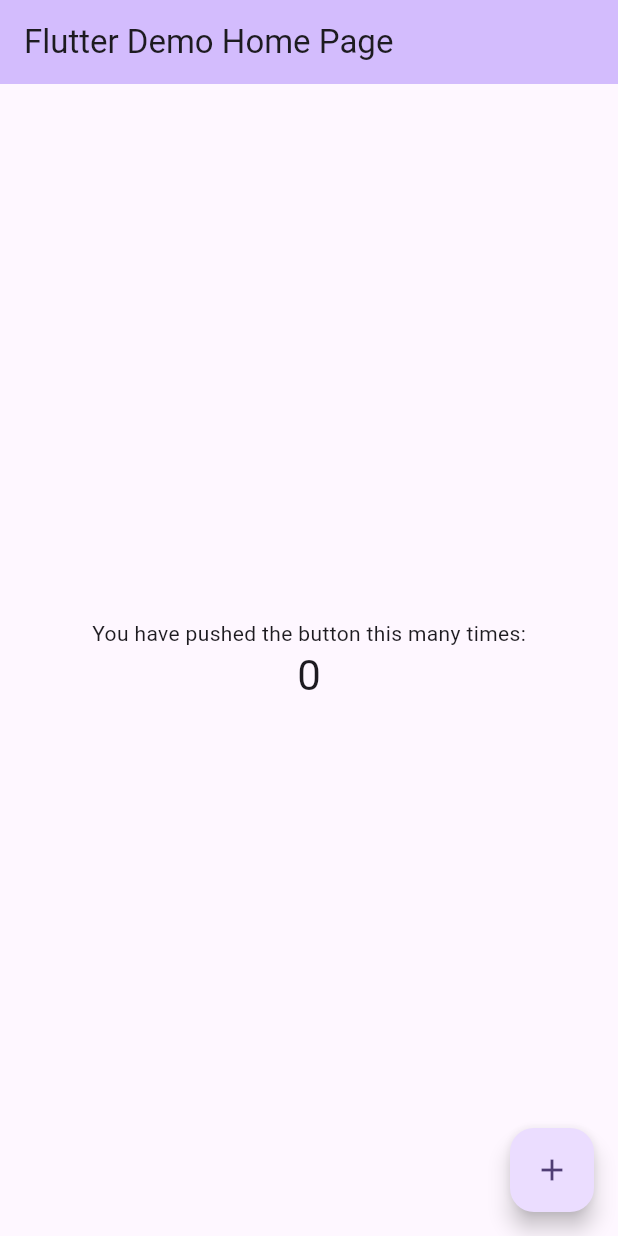
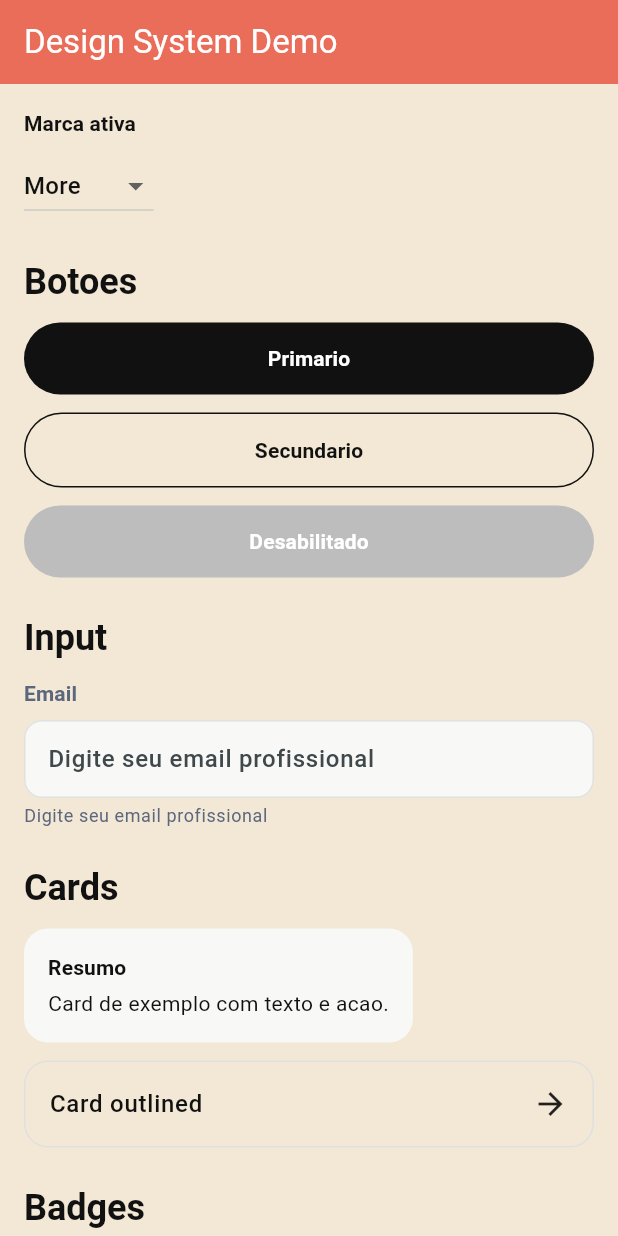
Before and after one commit to emilson-silva/test_ds_handz, a Flutter app: the screen it shows after launch, on a phone screen of 412 x 824 dp. Run offline on Flutter 3.47's test engine with Material 3 defaults, Android fonts, the phone set to English and light mode, and no system bars.

Commit message:
feat: criar pagina demo do design system e ajustar main

```diff
--- /dev/null
+++ b/lib/demo/ds_demo_page.dart
@@ -0,0 +1,149 @@
+import 'package:flutter/material.dart';
+
+import '../design_system/ds.dart';
+
+class DSDemoPage extends StatefulWidget {
+  const DSDemoPage({
+    super.key,
+    required this.brand,
+    required this.onBrandChanged,
+  });
+
+  final DSBrand brand;
+  final ValueChanged<DSBrand> onBrandChanged;
+
+  @override
+  State<DSDemoPage> createState() => _DSDemoPageState();
+}
+
+class _DSDemoPageState extends State<DSDemoPage> {
+  final TextEditingController _controller = TextEditingController();
+  bool _loading = false;
+  bool _showError = false;
+
+  @override
+  void dispose() {
+    _controller.dispose();
+    super.dispose();
+  }
+
+  @override
+  Widget build(BuildContext context) {
+    return Scaffold(
+      appBar: AppBar(title: const Text('Design System Demo')),
+      body: SingleChildScrollView(
+        padding: const EdgeInsets.all(DSSpacing.lg),
+        child: Column(
+          crossAxisAlignment: CrossAxisAlignment.start,
+          children: [
+            Text('Marca ativa', style: Theme.of(context).textTheme.labelLarge),
+            const SizedBox(height: DSSpacing.sm),
+            DropdownButton<DSBrand>(
+              value: widget.brand,
+              onChanged: (value) {
+                if (value != null) {
+                  widget.onBrandChanged(value);
+                }
+              },
+              items: const [
+                DropdownMenuItem(value: DSBrand.more, child: Text('More')),
+                DropdownMenuItem(
+                  value: DSBrand.moreAlt,
+                  child: Text('More Alt'),
+                ),
+              ],
+            ),
+            const SizedBox(height: DSSpacing.xl),
+            Text('Botoes', style: Theme.of(context).textTheme.headlineMedium),
+            const SizedBox(height: DSSpacing.md),
+            Wrap(
+              spacing: DSSpacing.md,
+              runSpacing: DSSpacing.md,
+              children: [
+                DSButton(
+                  label: _loading ? 'Carregando' : 'Primario',
+                  isLoading: _loading,
+                  onPressed: () {
+                    setState(() {
+                      _loading = !_loading;
+                    });
+                  },
+                ),
+                DSButton(
+                  label: 'Secundario',
+                  variant: DSButtonVariant.secondary,
+                  onPressed: () {},
+                ),
+                DSButton(label: 'Desabilitado', onPressed: null),
+              ],
+            ),
+            const SizedBox(height: DSSpacing.xl),
+            Text('Input', style: Theme.of(context).textTheme.headlineMedium),
+            const SizedBox(height: DSSpacing.md),
+            DSTextField(
+              label: 'Email',
+              helperText: 'Digite seu email profissional',
+              errorText: _showError ? 'Email invalido' : null,
+              controller: _controller,
+              onChanged: (value) {
+                setState(() {
+                  _showError = value.isNotEmpty && !value.contains('@');
+                });
+              },
+            ),
+            const SizedBox(height: DSSpacing.xl),
+            Text('Cards', style: Theme.of(context).textTheme.headlineMedium),
+            const SizedBox(height: DSSpacing.md),
+            DSCard(
+              child: Column(
+                crossAxisAlignment: CrossAxisAlignment.start,
+                children: [
+                  Text('Resumo', style: Theme.of(context).textTheme.labelLarge),
+                  const SizedBox(height: DSSpacing.xs),
+                  Text(
+                    'Card de exemplo com texto e acao.',
+                    style: Theme.of(context).textTheme.bodyMedium,
+                  ),
+                ],
+              ),
+            ),
+            const SizedBox(height: DSSpacing.md),
+            DSCard(
+              variant: DSCardVariant.outlined,
+              onTap: () {},
+              semanticsLabel: 'Card clicavel',
+              child: Row(
+                mainAxisAlignment: MainAxisAlignment.spaceBetween,
+                children: [
+                  Text(
+                    'Card outlined',
+                    style: Theme.of(context).textTheme.bodyLarge,
+                  ),
+                  const Icon(Icons.arrow_forward),
+                ],
+              ),
+            ),
+            const SizedBox(height: DSSpacing.xl),
+            Text('Badges', style: Theme.of(context).textTheme.headlineMedium),
+            const SizedBox(height: DSSpacing.md),
+            Wrap(
+              spacing: DSSpacing.sm,
+              runSpacing: DSSpacing.sm,
+              children: const [
+                DSBadge(label: 'Neutro'),
+                DSBadge(label: 'Sucesso', variant: DSBadgeVariant.success),
+                DSBadge(label: 'Aviso', variant: DSBadgeVariant.warning),
+                DSBadge(label: 'Erro', variant: DSBadgeVariant.error),
+                DSBadge(label: 'Info', variant: DSBadgeVariant.info),
+              ],
+            ),
+            const SizedBox(height: DSSpacing.xl),
+            Text('Divider', style: Theme.of(context).textTheme.headlineMedium),
+            const SizedBox(height: DSSpacing.md),
+            const DSDivider(),
+          ],
+        ),
+      ),
+    );
+  }
+}
--- a/lib/main.dart
+++ b/lib/main.dart
@@ -1,121 +1,34 @@
 import 'package:flutter/material.dart';
 
+import 'demo/ds_demo_page.dart';
+import 'design_system/ds.dart';
+
 void main() {
-  runApp(const MyApp());
+  runApp(const DSApp());
 }
 
-class MyApp extends StatelessWidget {
-  const MyApp({super.key});
+class DSApp extends StatefulWidget {
+  const DSApp({super.key});
 
-  // This widget is the root of your application.
+  @override
+  State<DSApp> createState() => _DSAppState();
+}
+
+class _DSAppState extends State<DSApp> {
+  DSBrand _brand = DSBrand.more;
+
   @override
   Widget build(BuildContext context) {
     return MaterialApp(
-      title: 'Flutter Demo',
-      theme: ThemeData(
-        // This is the theme of your application.
-        //
-        // TRY THIS: Try running your application with "flutter run". You'll see
-        // the application has a purple toolbar. Then, without quitting the app,
-        // try changing the seedColor in the colorScheme below to Colors.green
-        // and then invoke "hot reload" (save your changes or press the "hot
-        // reload" button in a Flutter-supported IDE, or press "r" if you used
-        // the command line to start the app).
-        //
-        // Notice that the counter didn't reset back to zero; the application
-        // state is not lost during the reload. To reset the state, use hot
-        // restart instead.
-        //
-        // This works for code too, not just values: Most code changes can be
-        // tested with just a hot reload.
-        colorScheme: .fromSeed(seedColor: Colors.deepPurple),
-      ),
-      home: const MyHomePage(title: 'Flutter Demo Home Page'),
-    );
-  }
-}
-
-class MyHomePage extends StatefulWidget {
-  const MyHomePage({super.key, required this.title});
-
-  // This widget is the home page of your application. It is stateful, meaning
-  // that it has a State object (defined below) that contains fields that affect
-  // how it looks.
-
-  // This class is the configuration for the state. It holds the values (in this
-  // case the title) provided by the parent (in this case the App widget) and
-  // used by the build method of the State. Fields in a Widget subclass are
-  // always marked "final".
-
-  final String title;
-
-  @override
-  State<MyHomePage> createState() => _MyHomePageState();
-}
-
-class _MyHomePageState extends State<MyHomePage> {
-  int _counter = 0;
-
-  void _incrementCounter() {
-    setState(() {
-      // This call to setState tells the Flutter framework that something has
-      // changed in this State, which causes it to rerun the build method below
-      // so that the display can reflect the updated values. If we changed
-      // _counter without calling setState(), then the build method would not be
-      // called again, and so nothing would appear to happen.
-      _counter++;
-    });
-  }
-
-  @override
-  Widget build(BuildContext context) {
-    // This method is rerun every time setState is called, for instance as done
-    // by the _incrementCounter method above.
-    //
-    // The Flutter framework has been optimized to make rerunning build methods
-    // fast, so that you can just rebuild anything that needs updating rather
-    // than having to individually change instances of widgets.
-    return Scaffold(
-      appBar: AppBar(
-        // TRY THIS: Try changing the color here to a specific color (to
-        // Colors.amber, perhaps?) and trigger a hot reload to see the AppBar
-        // change color while the other colors stay the same.
-        backgroundColor: Theme.of(context).colorScheme.inversePrimary,
-        // Here we take the value from the MyHomePage object that was created by
-        // the App.build method, and use it to set our appbar title.
-        title: Text(widget.title),
-      ),
-      body: Center(
-        // Center is a layout widget. It takes a single child and positions it
-        // in the middle of the parent.
-        child: Column(
-          // Column is also a layout widget. It takes a list of children and
-          // arranges them vertically. By default, it sizes itself to fit its
-          // children horizontally, and tries to be as tall as its parent.
-          //
-          // Column has various properties to control how it sizes itself and
-          // how it positions its children. Here we use mainAxisAlignment to
-          // center the children vertically; the main axis here is the vertical
-          // axis because Columns are vertical (the cross axis would be
-          // horizontal).
-          //
-          // TRY THIS: Invoke "debug painting" (choose the "Toggle Debug Paint"
-          // action in the IDE, or press "p" in the console), to see the
-          // wireframe for each widget.
-          mainAxisAlignment: .center,
-          children: [
-            const Text('You have pushed the button this many times:'),
-            Text(
-              '$_counter',
-              style: Theme.of(context).textTheme.headlineMedium,
-            ),
-          ],
-        ),
-      ),
-      floatingActionButton: FloatingActionButton(
-        onPressed: _incrementCounter,
-        tooltip: 'Increment',
-        child: const Icon(Icons.add),
+      title: 'DS Handz',
+      theme: DSThemeData.light(_brand),
+      home: DSDemoPage(
+        brand: _brand,
+        onBrandChanged: (value) {
+          setState(() {
+            _brand = value;
+          });
+        },
       ),
     );
   }
```
